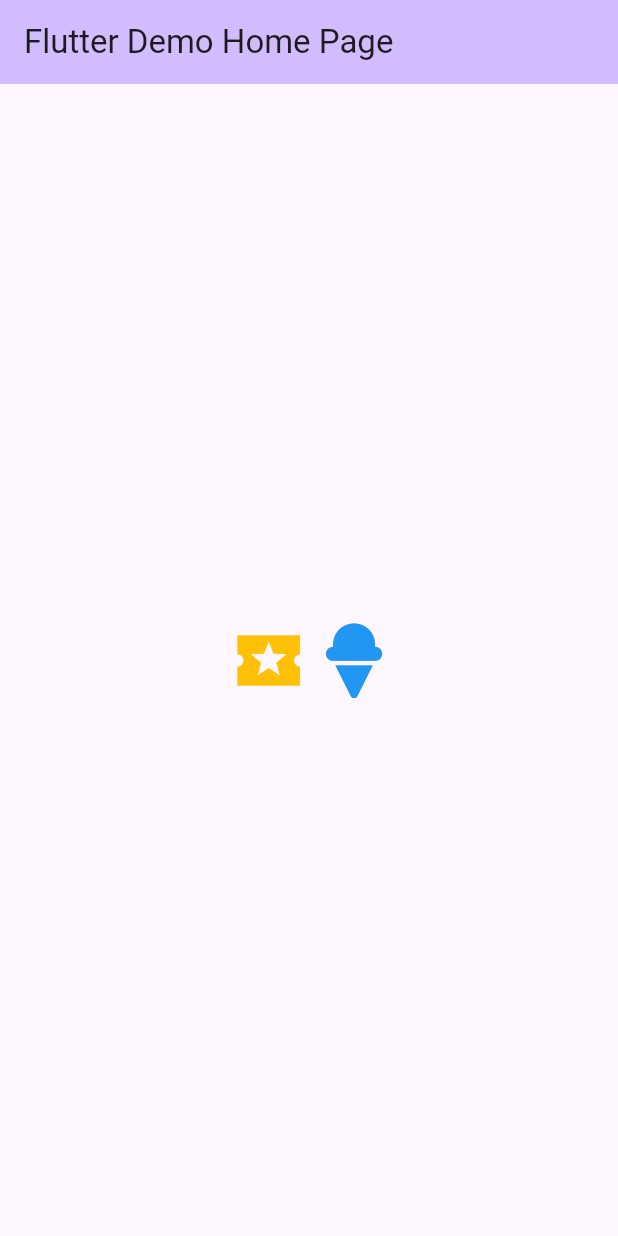
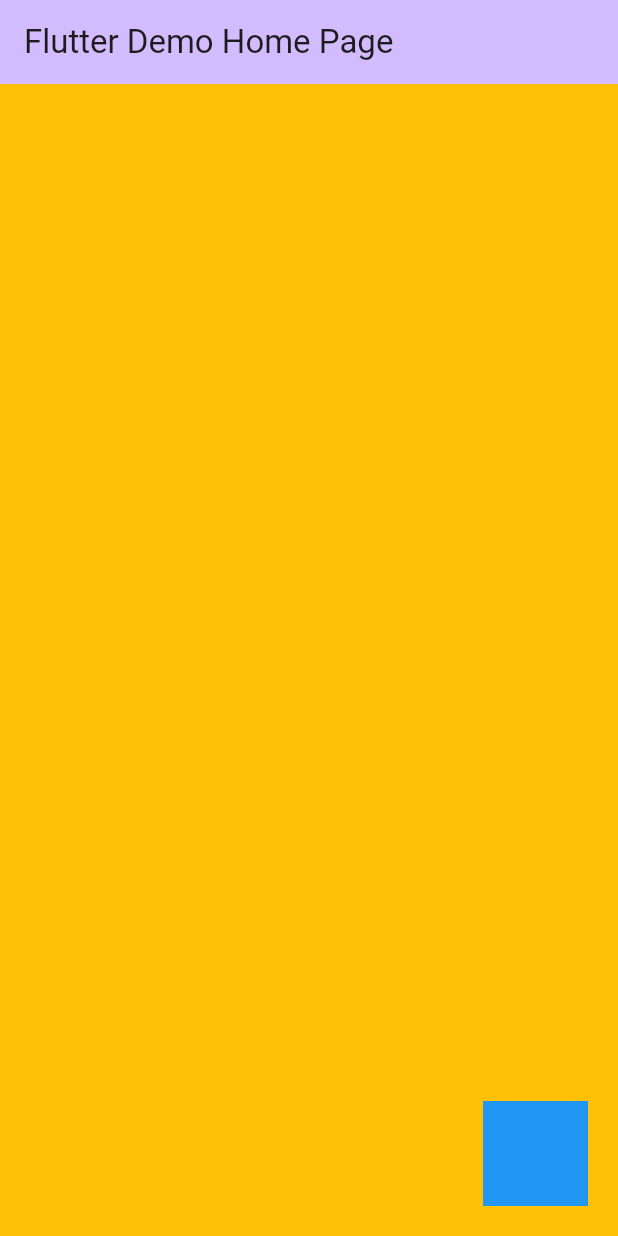
Before and after one commit to Foysalrabby/Flutterparctice60, a Flutter app: the screen it shows after launch, on a phone screen of 412 x 824 dp. Run offline on Flutter 3.47's test engine with Material 3 defaults, Android fonts, the phone set to English and light mode, and no system bars; our stand-ins replace font_awesome_flutter.

Commit message:
use position in stack  container  modde stack container niya jai different place in Positioned

```diff
--- a/lib/main.dart
+++ b/lib/main.dart
@@ -41,18 +41,25 @@ class _MyHomePageState extends State<MyHomePage> {
 
         title: Text(widget.title),
       ),
-      body: Center(
-        child: Container(
-          child: Row(
-            mainAxisAlignment: MainAxisAlignment.center,
+      body: Container(
+        width: double.infinity,
+          height: double.infinity,   //to take all the space
+          color: Colors.amber,
+          child: Stack(
             children: [
-              Icon(Icons.local_activity_sharp,color: Colors.amber, size:50,),
-              SizedBox(width: 10,),
-              FaIcon(FontAwesomeIcons.iceCream,size: 50,color: Colors.blue,)
+              Positioned(
+                bottom: 20,
+                  right: 20,
+                  child: Container(
+                width: 70,
+                height: 70,
+                color: Colors.blue,
+              ))
+
             ],
-          ),
+          )
 
-        ),
+
       ),
 
     );
```
